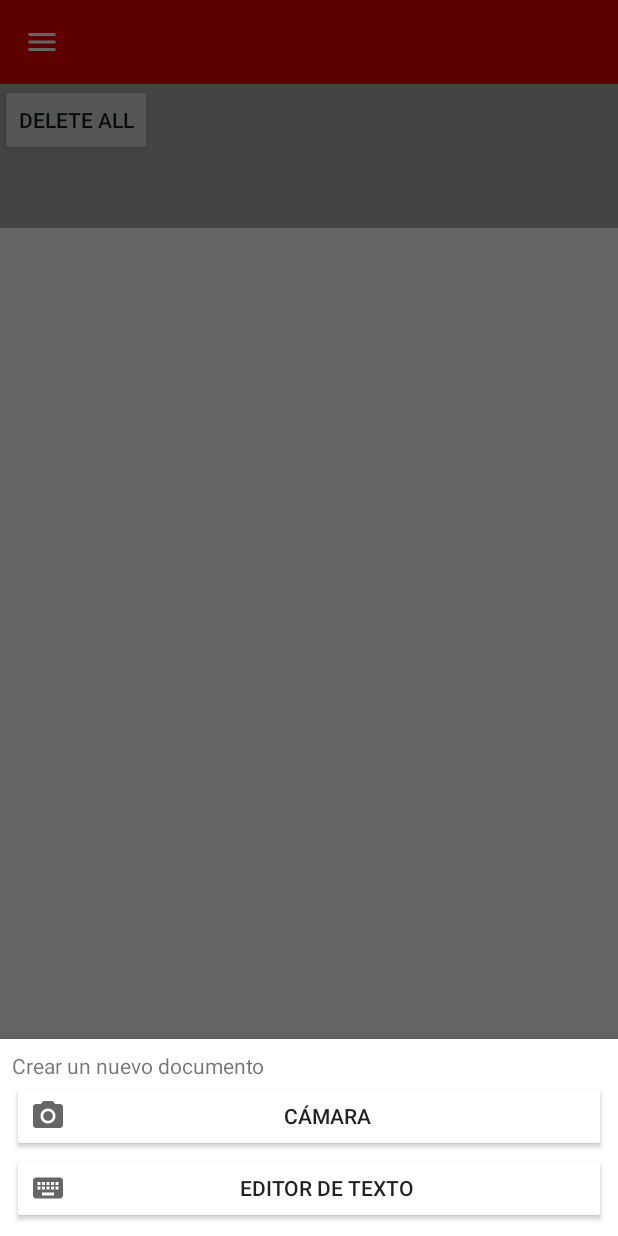
After one commit to JMonrealZ/pdfPrime, an Android app: the fragment BottomSheetNewDoc placed in its activity, on a phone screen of 412 x 824 dp. The commit adds this screen. Run offline under Robolectric (Android 15) with nearby library versions, the light colour scheme and no system bars; our stand-ins replace data binding.

Commit message:
Adding first bottomSheet with buttons and solving binding with include tag

```diff
--- a/app/src/main/java/com/example/pdfprime/MainActivity.kt
+++ b/app/src/main/java/com/example/pdfprime/MainActivity.kt
@@ -5,8 +5,10 @@ import android.os.Bundle
 import android.widget.Toast
 import androidx.databinding.DataBindingUtil
 import com.example.pdfprime.databinding.ActivityMainBinding
+import com.example.pdfprime.presentation.bottomSheetMenus.BottomSheetNewDoc
 import kotlinx.android.synthetic.main.activity_main.*
 import kotlinx.android.synthetic.main.app_bar_main.*
+import kotlinx.android.synthetic.main.app_bar_main.view.*
 
 /**
  * This class is used to hold current fragment
@@ -14,6 +16,7 @@ import kotlinx.android.synthetic.main.app_bar_main.*
 class MainActivity : AppCompatActivity() {
 
     private lateinit var binding : ActivityMainBinding
+    private lateinit var bottomSheetNewDoc : BottomSheetNewDoc
 
     override fun onCreate(savedInstanceState: Bundle?) {
         super.onCreate(savedInstanceState)
@@ -31,9 +34,15 @@ class MainActivity : AppCompatActivity() {
             true
         }
 
-        /*Setting config for drawer layout*/
+        /*Settings for drawer layout*/
         dcMenu.setDrawerLayout(drawerLayout)
         dcMenu.getDrawerLayout().addDrawerListener(dcMenu)
         dcMenu.setOnClickListener{ dcMenu.changeState() }
+
+        /*New document - floating action button*/
+        binding.appBarMain.fabNewDoc.setOnClickListener{
+            bottomSheetNewDoc = BottomSheetNewDoc()
+            bottomSheetNewDoc.show(supportFragmentManager, "MY_BOTTOM_SHEET")
+        }
     }
 }
--- /dev/null
+++ b/app/src/main/java/com/example/pdfprime/presentation/bottomSheetMenus/BottomSheetNewDoc.kt
@@ -0,0 +1,15 @@
+package com.example.pdfprime.presentation.bottomSheetMenus
+
+import android.os.Bundle
+import android.view.LayoutInflater
+import android.view.View
+import android.view.ViewGroup
+import com.example.pdfprime.R
+import com.google.android.material.bottomsheet.BottomSheetDialogFragment
+
+class BottomSheetNewDoc : BottomSheetDialogFragment(){
+    override fun onCreateView(inflater: LayoutInflater, container: ViewGroup?, savedInstanceState: Bundle?): View? {
+//        return super.onCreateView(inflater, container, savedInstanceState)
+        return inflater.inflate(R.layout.bottom_sheet_new_doc,container,false)
+    }
+}
--- a/app/src/main/java/com/example/pdfprime/presentation/myDocuments/DocumentFrag.kt
+++ b/app/src/main/java/com/example/pdfprime/presentation/myDocuments/DocumentFrag.kt
@@ -5,7 +5,6 @@ import androidx.fragment.app.Fragment
 import android.view.LayoutInflater
 import android.view.View
 import android.view.ViewGroup
-import android.widget.LinearLayout
 import android.widget.Toast
 import androidx.databinding.DataBindingUtil
 import androidx.lifecycle.Observer
@@ -16,7 +15,6 @@ import com.example.pdfprime.R
 import com.example.pdfprime.data.model.Document
 import com.example.pdfprime.databinding.FragmentDocumentBinding
 import com.example.pdfprime.presentation.di.Injector
-import kotlinx.android.synthetic.main.fragment_document.*
 import kotlinx.coroutines.CoroutineScope
 import kotlinx.coroutines.Dispatchers
 import kotlinx.coroutines.launch
@@ -31,6 +29,7 @@ class DocumentFrag : Fragment() {
     lateinit var adapter : DocumentRecyclerViewAdapter
 //    private lateinit var documents : List<Document>
     lateinit var myDocumentsViewModel : MyDocumentsViewModel
+//    private lateinit var buttonSheetNewDoc : ButtonSheetNewDoc
 
     override fun onCreateView(inflater: LayoutInflater, container: ViewGroup?, savedInstanceState: Bundle?): View? {
         initVariables(inflater,container)
@@ -39,6 +38,44 @@ class DocumentFrag : Fragment() {
         setObservers()
 //        insertNewDocTest()
         return binding.root
+    }
+
+    private fun initVariables(inflater: LayoutInflater, container: ViewGroup?) {
+        binding = DataBindingUtil.inflate(inflater, R.layout.fragment_document,container,false)
+
+        (activity?.application as Injector).createMyDocumentsSubComponent()
+            .inject(this)
+
+        myDocumentsViewModel = ViewModelProvider(this,factory).get(MyDocumentsViewModel::class.java)
+
+        adapter = DocumentRecyclerViewAdapter(listOf<Document>(),{docSelected : Document -> documentClickListener(docSelected)})
+    }
+
+    private fun initRecyclerView() {
+        binding.rvDocuments.apply {
+            layoutManager = LinearLayoutManager(context)
+            adapter = this@DocumentFrag.adapter
+        }
+//        binding.rvDocuments.
+
+    }
+
+    private fun setListeners(){
+//        binding.fabNewDoc.setOnClickListener{
+//            Toast.makeText(context,"test clic",Toast.LENGTH_LONG).show()
+//        }
+        binding.apply {
+            btnDeleteAll.setOnClickListener {
+                CoroutineScope(Dispatchers.IO).launch {
+                    myDocumentsViewModel.deleteAll()
+                }
+            }
+//            btnBottonSheet.setOnClickListener{
+//                buttonSheetNewDoc = ButtonSheetNewDoc()
+//                buttonSheetNewDoc.show(requireActivity().supportFragmentManager, "MY_BOTTOM_SHEET")
+//            }
+
+        }
     }
 
     private fun setObservers() {
@@ -52,40 +89,9 @@ class DocumentFrag : Fragment() {
         })
     }
 
-    private fun initRecyclerView() {
-        binding.rvDocuments.apply {
-            layoutManager = LinearLayoutManager(context)
-            adapter = this@DocumentFrag.adapter
-        }
-//        binding.rvDocuments.
-
-    }
-
-    private fun initVariables(inflater: LayoutInflater, container: ViewGroup?) {
-        binding = DataBindingUtil.inflate(inflater, R.layout.fragment_document,container,false)
-
-        (activity?.application as Injector).createMyDocumentsSubComponent()
-            .inject(this)
-
-        myDocumentsViewModel = ViewModelProvider(this,factory).get(MyDocumentsViewModel::class.java)
-
-       adapter = DocumentRecyclerViewAdapter(listOf<Document>(),{docSelected : Document -> documentClickListener(docSelected)})
-    }
-
     private fun insertNewDocTest() {
         CoroutineScope(Dispatchers.IO).launch{
             myDocumentsViewModel.insertPdf(Document(4,"test",85))
-        }
-    }
-
-    private fun setListeners(){
-//        binding.fabNewDoc.setOnClickListener{
-//            Toast.makeText(context,"test clic",Toast.LENGTH_LONG).show()
-//        }
-        binding.btnDeleteAll.setOnClickListener{
-            CoroutineScope(Dispatchers.IO).launch {
-                myDocumentsViewModel.deleteAll()
-            }
         }
     }
 
--- /dev/null
+++ b/app/src/main/res/drawable/ic_camera_24.xml
@@ -0,0 +1,13 @@
+<vector xmlns:android="http://schemas.android.com/apk/res/android"
+    android:width="24dp"
+    android:height="24dp"
+    android:viewportWidth="24"
+    android:viewportHeight="24"
+    android:tint="?attr/colorControlNormal">
+  <path
+      android:fillColor="@android:color/white"
+      android:pathData="M12,12m-3.2,0a3.2,3.2 0,1 1,6.4 0a3.2,3.2 0,1 1,-6.4 0"/>
+  <path
+      android:fillColor="@android:color/white"
+      android:pathData="M9,2L7.17,4L4,4c-1.1,0 -2,0.9 -2,2v12c0,1.1 0.9,2 2,2h16c1.1,0 2,-0.9 2,-2L22,6c0,-1.1 -0.9,-2 -2,-2h-3.17L15,2L9,2zM12,17c-2.76,0 -5,-2.24 -5,-5s2.24,-5 5,-5 5,2.24 5,5 -2.24,5 -5,5z"/>
+</vector>
--- /dev/null
+++ b/app/src/main/res/drawable/ic_keyboard_24.xml
@@ -0,0 +1,10 @@
+<vector xmlns:android="http://schemas.android.com/apk/res/android"
+    android:width="24dp"
+    android:height="24dp"
+    android:viewportWidth="24"
+    android:viewportHeight="24"
+    android:tint="?attr/colorControlNormal">
+  <path
+      android:fillColor="@android:color/white"
+      android:pathData="M20,5L4,5c-1.1,0 -1.99,0.9 -1.99,2L2,17c0,1.1 0.9,2 2,2h16c1.1,0 2,-0.9 2,-2L22,7c0,-1.1 -0.9,-2 -2,-2zM11,8h2v2h-2L11,8zM11,11h2v2h-2v-2zM8,8h2v2L8,10L8,8zM8,11h2v2L8,13v-2zM7,13L5,13v-2h2v2zM7,10L5,10L5,8h2v2zM16,17L8,17v-2h8v2zM16,13h-2v-2h2v2zM16,10h-2L14,8h2v2zM19,13h-2v-2h2v2zM19,10h-2L17,8h2v2z"/>
+</vector>
--- a/app/src/main/res/layout/activity_main.xml
+++ b/app/src/main/res/layout/activity_main.xml
@@ -10,6 +10,7 @@
     android:id="@+id/drawerLayout">
 
     <include
+        android:id="@+id/appBarMain"
         layout="@layout/app_bar_main"
         android:layout_height="match_parent"
         android:layout_width="match_parent"/>
--- a/app/src/main/res/layout/app_bar_main.xml
+++ b/app/src/main/res/layout/app_bar_main.xml
@@ -38,7 +38,7 @@
         android:id="@+id/fabNewDoc"
         android:layout_width="wrap_content"
         android:layout_height="wrap_content"
-        android:layout_margin="5dp"
+        android:layout_margin="10dp"
         android:clickable="true"
         app:srcCompat="@drawable/ic_add_24"
         android:layout_gravity="bottom|end"/>
--- /dev/null
+++ b/app/src/main/res/layout/bottom_sheet_new_doc.xml
@@ -0,0 +1,48 @@
+<?xml version="1.0" encoding="utf-8"?>
+
+<LinearLayout xmlns:android="http://schemas.android.com/apk/res/android"
+    xmlns:app="http://schemas.android.com/apk/res-auto"
+    xmlns:tools="http://schemas.android.com/tools"
+    android:layout_width="match_parent"
+    android:layout_height="match_parent"
+    android:orientation="vertical"
+    android:gravity="center_horizontal"
+    android:padding="8dp">
+
+    <TextView
+        android:id="@+id/tvTitleNewDoc"
+        android:text="@string/titleNewDoc"
+        android:layout_width="match_parent"
+        android:layout_height="wrap_content"/>
+
+<!--    <LinearLayout-->
+<!--        android:id="@+id/llNewDocCamera"-->
+<!--        android:layout_width="match_parent"-->
+<!--        android:layout_height="wrap_content"-->
+<!--        android:orientation="horizontal">-->
+
+<!--        <ImageView-->
+
+<!--            android:layout_width="40dp"-->
+<!--            android:layout_height="40dp"/>-->
+
+<!--    </LinearLayout>-->
+
+
+    <Button
+        android:id="@+id/btnNewDocCam"
+        android:layout_width="match_parent"
+        android:layout_height="wrap_content"
+        android:text="@string/titleButtonNewDocCam"
+        android:drawableStart="@drawable/ic_camera_24"
+        android:backgroundTint="@android:color/white"/>
+
+    <Button
+        android:id="@+id/btnNewDocTxt"
+        android:layout_width="match_parent"
+        android:layout_height="wrap_content"
+        android:text="@string/titleButtonNewDocTxt"
+        android:drawableStart="@drawable/ic_keyboard_24"
+        android:backgroundTint="@android:color/white"/>
+
+</LinearLayout>
--- a/app/src/main/res/layout/fragment_document.xml
+++ b/app/src/main/res/layout/fragment_document.xml
@@ -1,9 +1,10 @@
 <?xml version="1.0" encoding="utf-8"?>
-<layout xmlns:android="http://schemas.android.com/apk/res/android"
-    xmlns:app="http://schemas.android.com/apk/res-auto"
-    xmlns:tools="http://schemas.android.com/tools">
+<layout >
 
         <androidx.constraintlayout.widget.ConstraintLayout
+            xmlns:android="http://schemas.android.com/apk/res/android"
+            xmlns:app="http://schemas.android.com/apk/res-auto"
+            xmlns:tools="http://schemas.android.com/tools"
             android:layout_width="match_parent"
             android:layout_height="match_parent"
             android:background="@android:color/darker_gray">
@@ -24,8 +25,15 @@
                     android:layout_height="wrap_content"
                     android:text="delete all"
                     app:layout_constraintBottom_toBottomOf="@+id/rvDocuments"
-                    app:layout_constraintEnd_toEndOf="parent"
                     app:layout_constraintStart_toStartOf="parent" />
+
+<!--                <Button-->
+<!--                    android:id="@+id/btnBottonSheet"-->
+<!--                    android:layout_width="wrap_content"-->
+<!--                    android:layout_height="wrap_content"-->
+<!--                    android:text="Open button sheet"-->
+<!--                    app:layout_constraintBottom_toBottomOf="parent"-->
+<!--                    app:layout_constraintEnd_toEndOf="parent" />-->
 
                 <!--            <com.google.android.material.floatingactionbutton.FloatingActionButton-->
                 <!--                android:id="@+id/fabNewDoc"-->
--- a/app/src/main/res/values/strings.xml
+++ b/app/src/main/res/values/strings.xml
@@ -5,4 +5,8 @@
     <string name="Open">Open</string>
     <string name="Close">Close</string>
 
+    <string name="titleNewDoc">Crear un nuevo documento</string>
+    <string name="titleButtonNewDocCam">Cámara</string>
+    <string name="titleButtonNewDocTxt">Editor de texto</string>
+
 </resources>
```
Lines whose indentation alone changed are shown as unchanged.
